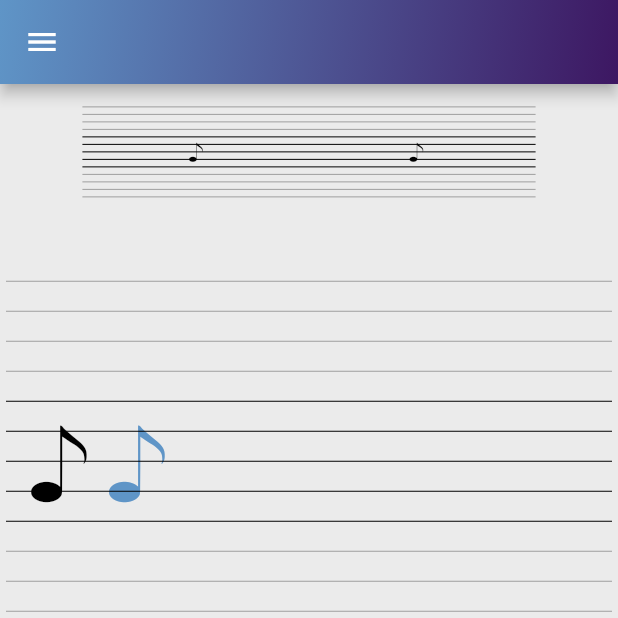
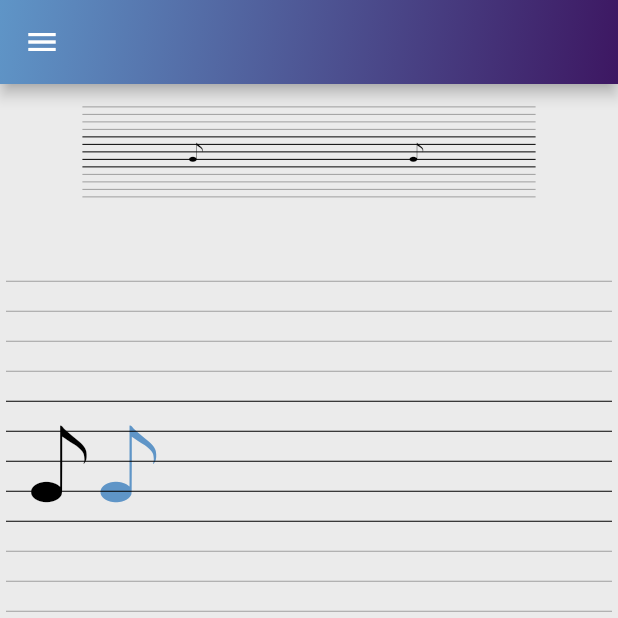
Before and after one commit to zoskar/tranquillo, a Flutter app: the CreateScreen screen opened directly, after a tap on the "arrow right" icon, on a phone screen of 412 x 824 dp, the top half of it. Run offline on Flutter 3.47's test engine with Material 2 defaults, Android fonts, the phone set to English and light mode, and no system bars; drawn by our look-alikes of carousel_slider; our stand-ins replace firebase_auth, firebase_core, firebase_database, flutter_bloc, flutter_form_builder, flutter_hooks; accounts and stored records are empty.

```diff
--- a/lib/cubits/auth_cubit.dart
+++ b/lib/cubits/auth_cubit.dart
@@ -1,17 +1,20 @@
 import 'package:firebase_auth/firebase_auth.dart';
 import 'package:flutter_bloc/flutter_bloc.dart';
 
+/// AuthCubit is responsible for authentication of the user
 class AuthCubit extends Cubit<AuthState> {
   AuthCubit() : super(Unauthenticated());
 
   FirebaseAuth auth = FirebaseAuth.instance;
 
+  /// init() checks if the user is already logged in
   void init() {
     if (auth.currentUser != null) {
       emit(Authenticated());
     }
   }
 
+  /// logOut() logs out the user
   Future<void> logOut() async {
     try {
       await auth.signOut();
@@ -21,6 +24,7 @@ class AuthCubit extends Cubit<AuthState> {
     }
   }
 
+  /// logIn() logs in the user
   Future<bool> logIn({
     required String email,
     required String password,
--- a/lib/cubits/dictando_cubit.dart
+++ b/lib/cubits/dictando_cubit.dart
@@ -2,6 +2,7 @@ import 'package:carousel_slider/carousel_controller.dart';
 import 'package:flutter_bloc/flutter_bloc.dart';
 import 'package:dict/data/classes.dart';
 
+/// DictandoCubit is responsible for creating and editing dictandos
 class DictandoCubit extends Cubit<DictandoState> {
   DictandoCubit() : super(InitState());
 
--- a/lib/cubits/user_data_cubit.dart
+++ b/lib/cubits/user_data_cubit.dart
@@ -3,6 +3,7 @@ import 'package:firebase_auth/firebase_auth.dart';
 import 'package:firebase_database/firebase_database.dart';
 import 'package:flutter_bloc/flutter_bloc.dart';
 
+/// UserDataCubit is responsible for fetching and saving user data
 class UserDataCubit extends Cubit<UserDataState> {
   UserDataCubit() : super(NoData());
 
--- a/lib/presentation/create_screen/widgets/beat_widget.dart
+++ b/lib/presentation/create_screen/widgets/beat_widget.dart
@@ -40,7 +40,16 @@ class BeatWidget extends StatelessWidget {
                           step,
                     ),
                     SizedBox(
-                      width: 52,
+                      width: 40 +
+                          5 *
+                              step /
+                              context
+                                  .read<DictandoCubit>()
+                                  .dictando
+                                  .beats[
+                                      context.read<DictandoCubit>().beatIndex]
+                                  .notes[i]
+                                  .duration,
                       // TODO(zoskar): remove workaround
                       height: 0,
                       child: Icon(
--- a/lib/presentation/create_screen/widgets/static_beat_widget.dart
+++ b/lib/presentation/create_screen/widgets/static_beat_widget.dart
@@ -10,6 +10,7 @@ class StaticBeatWidget extends StatelessWidget {
 
   final double step;
   final Beat beat;
+
   @override
   Widget build(BuildContext context) => Row(
         children: [
@@ -20,15 +21,10 @@ class StaticBeatWidget extends StatelessWidget {
               child: Column(
                 children: [
                   SizedBox(height: beat.notes[i].pitch * step),
-                  SizedBox(
-                    width: 52,
-                    // TODO(zoskar): remove workaround
-                    height: 0,
-                    child: Icon(
-                      beat.notes[i].getNoteIcon(),
-                      color: Colors.black,
-                      size: 9 * step,
-                    ),
+                  Icon(
+                    beat.notes[i].getNoteIcon(),
+                    color: Colors.black,
+                    size: 9 * step,
                   ),
                 ],
               ),
```
